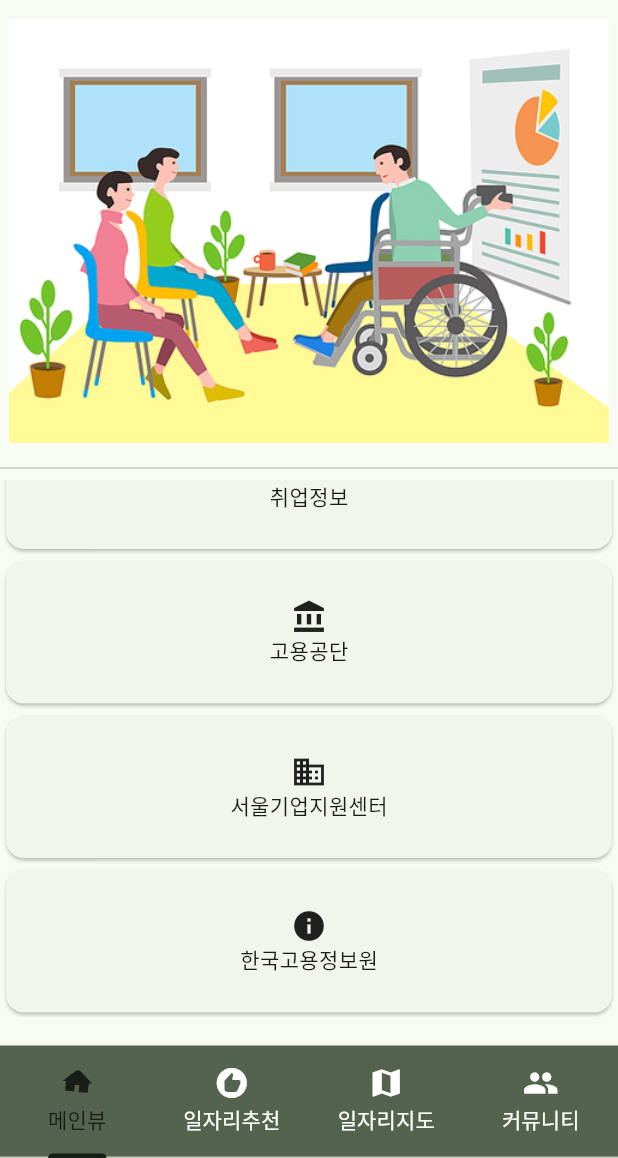
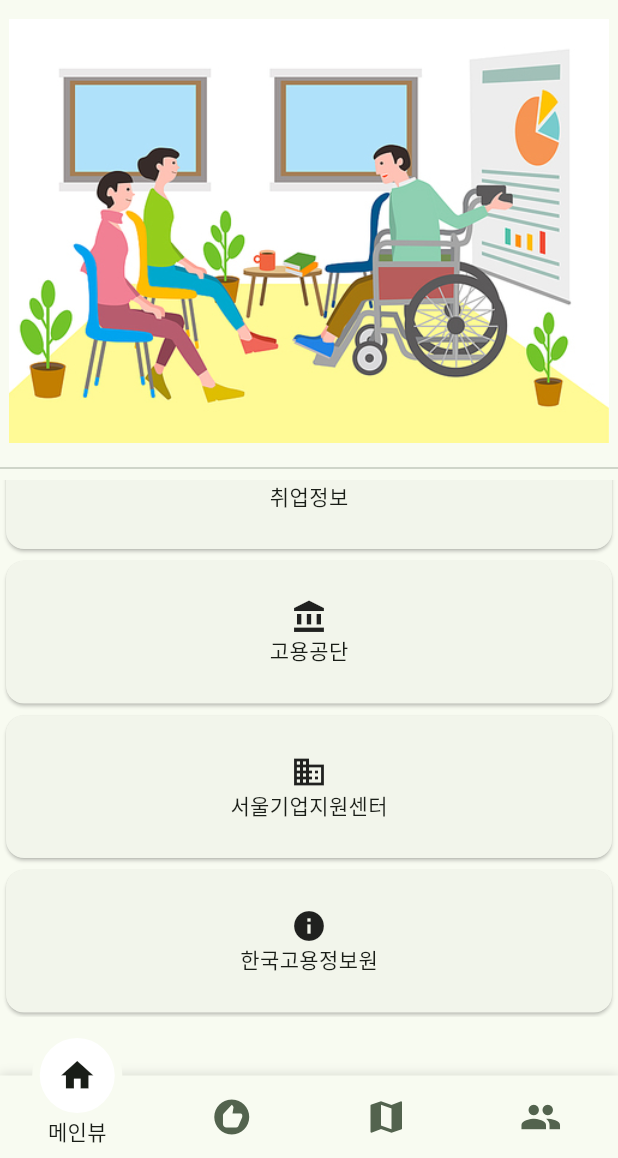
Before and after one commit to Oh-Kang94/Season3_Main-Project_Disabled-App, a Flutter app: the screen it shows after launch, scrolled down 53 dp, on a phone screen of 412 x 824 dp, the part 78-1236 px from its top. Run offline on Flutter 3.47's test engine with Material 2 defaults, Android fonts, the phone set to English and light mode, and no system bars; drawn by our look-alikes of motion_tab_bar_v2; our stand-ins replace animated_splash_screen, cloud_firestore, firebase_core, firebase_storage, flutter_dotenv, flutter_markdown and 11 more; missing offline and left inert: jwt_decode, kakao_flutter_sdk_user, kpostal; accounts and stored records are empty; Roboto replaces fonts that are missing (NotoSansKR-Bold, NotoSansKR-Light, NotoSansKR-Regular); project files that could hold a hidden picture were left out.

Commit message:
add tabbar-design
commit #101

```diff
--- a/lib/view/home.dart
+++ b/lib/view/home.dart
@@ -1,5 +1,6 @@
 import 'package:flutter/material.dart';
 import 'package:get/get.dart';
+import 'package:motion_tab_bar_v2/motion-tab-bar.dart';
 import 'package:season3_team1_mainproject/view/ai_start_view.dart';
 import 'package:season3_team1_mainproject/view/community.dart';
 import 'package:season3_team1_mainproject/view/drawer/mydrawer.dart';
@@ -30,46 +31,23 @@ class Home extends StatelessWidget {
             // community 자리
             Community()
           ]),
-      bottomNavigationBar: Container(
-        color: Theme.of(context).colorScheme.secondary,
-        child: TabBar(
-          controller: homeController.controller,
-          labelColor: Theme.of(context).colorScheme.onSurface,
-          unselectedLabelColor: Theme.of(context).colorScheme.onSecondary,
-          indicatorColor:
-              Theme.of(context).colorScheme.onSurface, // 아래 선택되어 있는 바 보여주기
-          indicatorWeight: 3, // 바의 크기 키우기
-          tabs: [
-            // 각자 탭바 채워 넣기
-            Tab(
-              icon: AnimatedIcon(
-                  icon: AnimatedIcons.home_menu,
-                  progress: homeController.animationController),
-              text: "메인뷰",
-            ),
-            //  1st main
-            const Tab(
-              icon: Icon(
-                Icons.recommend,
-              ),
-              text: "일자리추천",
-            ),
-
-            //  3rd map
-            const Tab(
-              icon: Icon(
-                Icons.map,
-              ),
-              text: "일자리지도",
-            ),
-            const Tab(
-              icon: Icon(
-                Icons.group,
-              ),
-              text: "커뮤니티",
-            ),
-          ],
-        ),
+      bottomNavigationBar: MotionTabBar(
+        controller: homeController.controller,
+        initialSelectedTab: "메인뷰",
+        labels: const ["메인뷰", "일자리추천", "일자리지도", "커뮤니티"],
+        icons: const [Icons.home, Icons.recommend, Icons.map, Icons.group],
+        tabSize: 50,
+        tabBarHeight: 55,
+        textStyle: const TextStyle(fontFamily: "NotoSansKR-Bold"),
+        tabIconColor: Theme.of(context).colorScheme.secondary,
+        tabIconSize: 28.0,
+        tabIconSelectedSize: 26.0,
+        tabSelectedColor: Theme.of(context).colorScheme.onSecondary,
+        tabIconSelectedColor: Theme.of(context).colorScheme.onSurface,
+        tabBarColor: Theme.of(context).colorScheme.surface,
+        onTabItemSelected: (int value) {
+          homeController.controller.index = value;
+        },
       ),
       drawer: const Mydrawer(),
     );
--- a/lib/vm/home_ctrl.dart
+++ b/lib/vm/home_ctrl.dart
@@ -1,29 +1,24 @@
-import 'package:flutter/material.dart';
 import 'package:get/get.dart';
+import 'package:motion_tab_bar_v2/motion-tab-controller.dart';
 import 'package:shared_preferences/shared_preferences.dart';
 
-class HomeController extends GetxController with GetTickerProviderStateMixin {
-  late TabController controller;
-  late AnimationController animationController;
+class HomeController extends GetxController
+    with GetSingleTickerProviderStateMixin {
+  late MotionTabBarController controller;
   RxString userId = "".obs;
 
   @override
   void onInit() {
     super.onInit();
-    animationController = AnimationController(
-      vsync: this,
-      duration: const Duration(seconds: 2),
-    )..repeat(reverse: true);
     getSharedPreferences();
-    controller = TabController(length: 4, vsync: this);
+    controller = MotionTabBarController(length: 4, vsync: this);
   }
 
-  // @override
-  // void onClose() {
-  //   animationController.dispose(); // Dispose the AnimationController's ticker.
-  //   controller.dispose(); // Dispose the TabController's ticker.
-  //   super.onClose();
-  // }
+  @override
+  void onClose() {
+    controller.dispose(); // Dispose the TabController's ticker.
+    super.onClose();
+  }
 
   getSharedPreferences() async {
     try {
--- a/pubspec.yaml
+++ b/pubspec.yaml
@@ -91,6 +91,8 @@ dependencies:
   kakao_flutter_sdk_user: ^1.4.1
   # GOOGLE 로그인
   google_sign_in: ^6.1.4
+  # 이쁜 Tabbar
+  motion_tab_bar_v2: ^0.3.0
 
 dev_dependencies:
   flutter_test:
```
